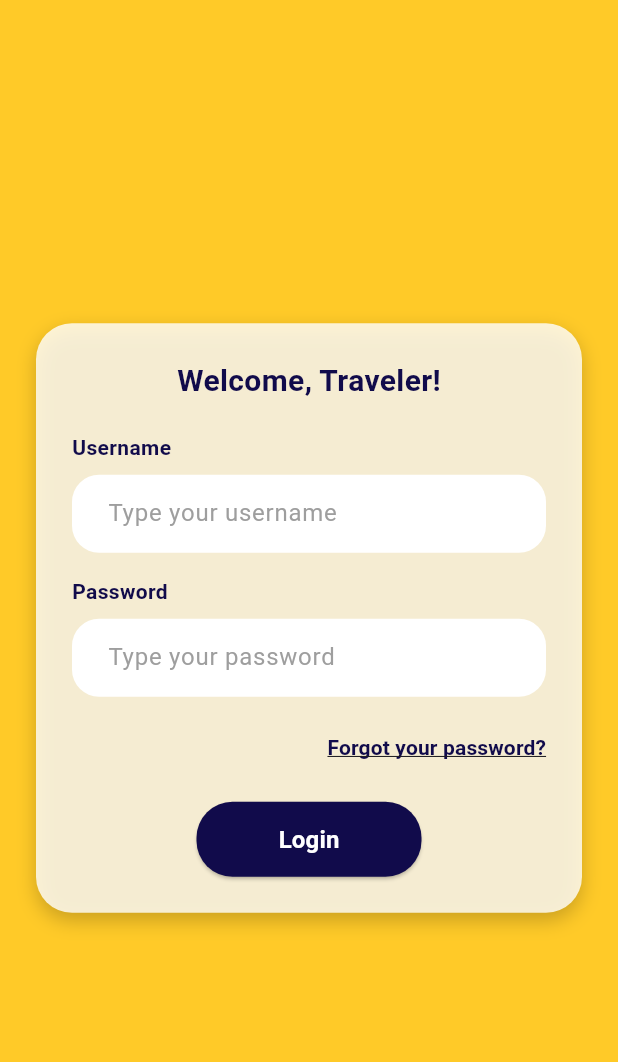
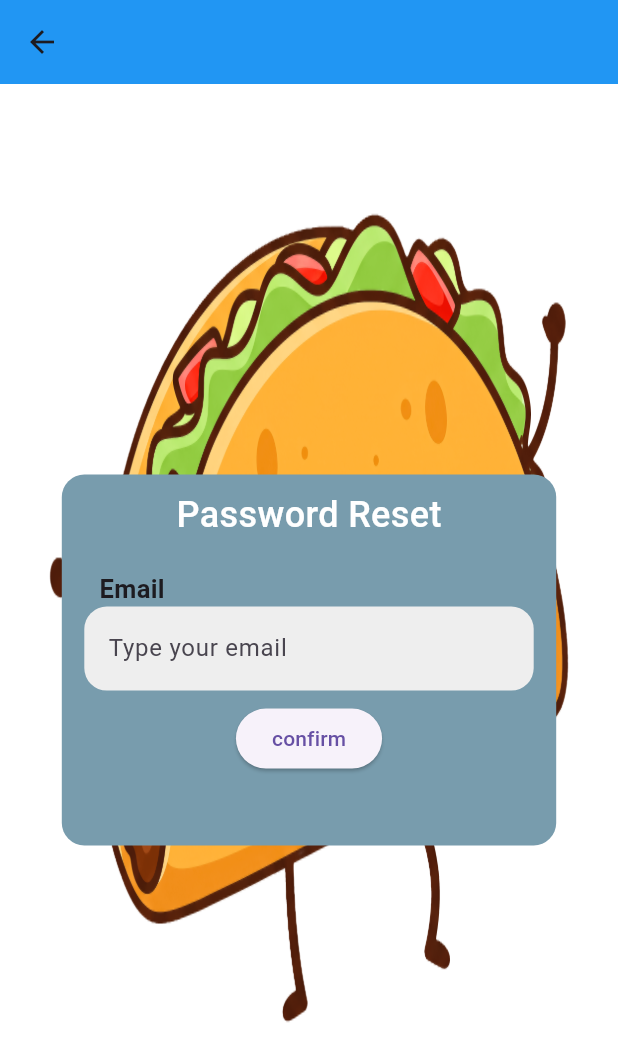
Before and after one commit to UCF-GroupProj/poosd-monorepo, a Flutter app: the screen it shows after launch, on a phone screen of 412 x 824 dp. Shown: the top 1062 px of the screen. Run offline on Flutter 3.47's test engine with Material 3 defaults, Android fonts, the phone set to English and light mode, and no system bars; our stand-ins replace carousel_slider.

Commit message:
added the email field for password reset, still need password change field but waiting till api implementations

```diff
--- a/apps/mobile/lib/main.dart
+++ b/apps/mobile/lib/main.dart
@@ -2,6 +2,7 @@ import 'package:flutter/material.dart';
 //import 'package:large_project_dart/page_login.dart';
 import 'package:large_project_dart/page_login.dart';
 import 'package:large_project_dart/page_collections.dart';
+import 'package:large_project_dart/page_pw_reset.dart';
 
 
 // This library and code below allows us to preview the looks on many device without much configuration. Just plug the code in runApp rather than MyApp.
@@ -18,14 +19,17 @@ class MyApp extends StatelessWidget {
   @override
   Widget build(BuildContext context) {
     return MaterialApp(
+      debugShowCheckedModeBanner: false,
+
       title: 'Olympull',
       theme: ThemeData(primarySwatch: Colors.blue),
 
       routes:{
         '/': (context) => const LoginPage(),
         '/collections': (context) => const CollectionsPage(),
+        '/reset': (context) => const ResetPage(),
       },
-      initialRoute: '/',
+      initialRoute: '/reset',
     );
   }
 }
--- a/apps/mobile/lib/page_pw_reset.dart
+++ b/apps/mobile/lib/page_pw_reset.dart
@@ -0,0 +1,95 @@
+import 'package:flutter/material.dart';
+
+class ResetPage extends StatefulWidget {
+  const ResetPage({super.key});
+
+  @override
+  State<ResetPage> createState() => _ResetPageState();
+}
+
+class _ResetPageState extends State<ResetPage> {
+  final emailController = TextEditingController();
+
+  @override
+  void dispose(){
+    emailController.dispose();
+    super.dispose();
+  }
+
+  @override
+  Widget build(BuildContext context) {
+    final screenWidth = MediaQuery.of(context).size.width;
+
+    return Stack(
+        children:[
+          Positioned.fill(
+            child: Image.asset("images/taco.png", fit: BoxFit.fill),
+          ),
+
+          Scaffold(
+            backgroundColor: Colors.transparent,
+            appBar: AppBar(
+              elevation: 0,
+              backgroundColor: Colors.blue,
+            ),
+            body: Center(
+              child: Container(
+                width: screenWidth * .8,
+                height: screenWidth * .6,
+                decoration: BoxDecoration(
+                  color: const Color.fromARGB(255, 120, 156, 173),
+                  borderRadius: BorderRadius.circular(15)
+                ),
+                child: Column(
+                  crossAxisAlignment: CrossAxisAlignment.start,
+                  children: [
+                    SizedBox(height: 10),
+                    Center(
+                      child: Text("Password Reset", style: TextStyle(fontSize: 24.0, color: Colors.white, fontWeight: FontWeight.w500),),
+                    ),
+                    SizedBox(height: 20),
+                    Padding(
+                      padding: const EdgeInsets.only(left: 25),
+                      child: Text("Email", style: TextStyle(fontSize: 17, fontWeight: FontWeight.bold)),
+                    ),
+                    Padding(
+                      padding: const EdgeInsets.only(left: 15, right: 15),
+                      child: TextField(
+                        controller: emailController,
+                        decoration: InputDecoration(
+                          enabledBorder: OutlineInputBorder(
+                            borderSide: BorderSide(color: Colors.transparent),
+                            borderRadius: BorderRadius.circular(15)
+                          ),
+                          focusedBorder: OutlineInputBorder(
+                            borderSide: BorderSide(color: Colors.black),
+                            borderRadius: BorderRadius.circular(12)
+                          ),
+                          hintText: "example@gmail.com",
+                          fillColor: Colors.grey[200],
+                          filled: true,
+                          labelText: "Type your email",
+                          floatingLabelBehavior: FloatingLabelBehavior.never
+                        )
+                      ),
+                    ),
+                    Center(
+                      child: Padding(
+                        padding: const EdgeInsets.all(8.0),
+                        child: ElevatedButton(
+                          onPressed: (){
+                            print("button 1");
+                          },
+                          child: const Text("confirm")
+                          ),
+                      ),
+                    )
+                  ],
+                )
+              )
+            ),
+          ),
+        ],
+    );
+  }
+}
--- a/apps/mobile/pubspec.yaml
+++ b/apps/mobile/pubspec.yaml
@@ -64,7 +64,7 @@ flutter:
   #   - images/a_dot_burr.jpeg
   #   - images/a_dot_ham.jpeg
   assets:
-    - images/taco.png
+    - images/
 
   # An image asset can refer to one or more resolution-specific "variants", see
   # https://flutter.dev/to/resolution-aware-images
```
